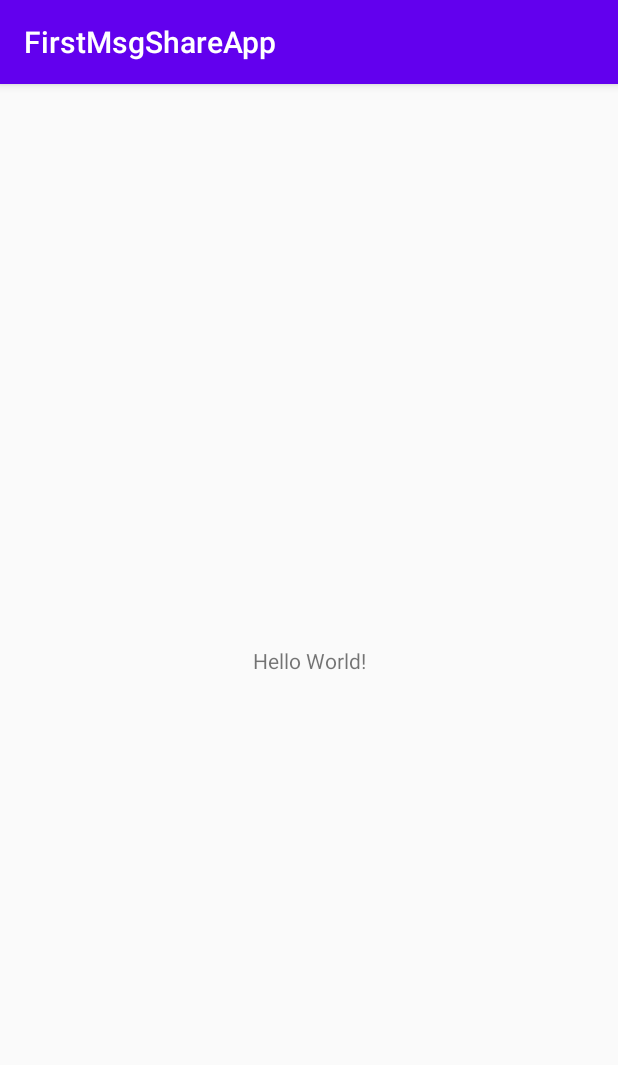
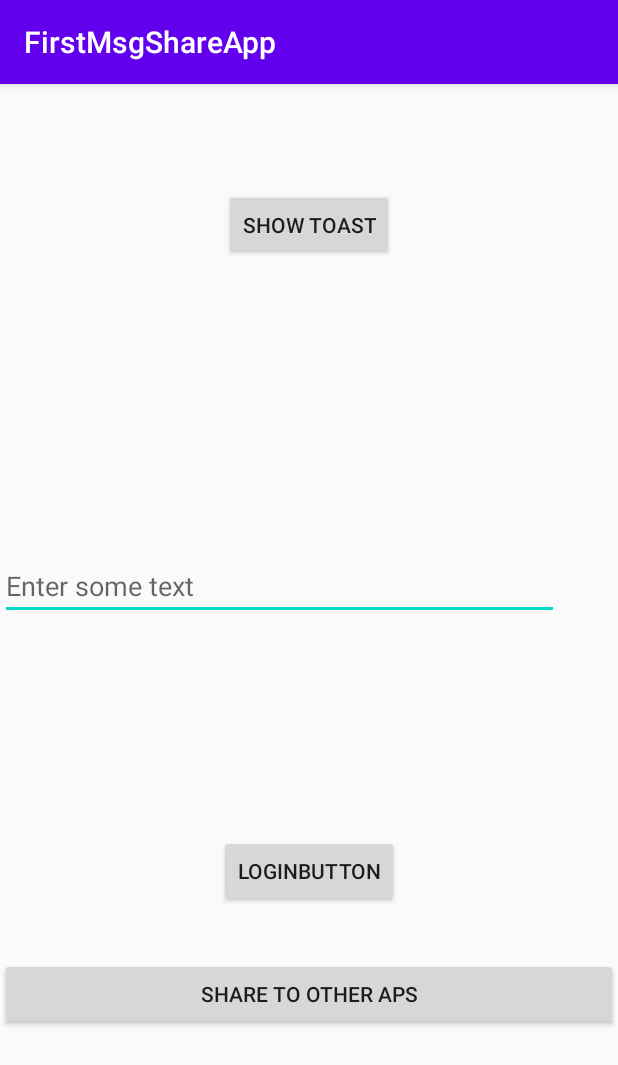
Before and after one commit to vkyscen/MessageShareApp-Kotlin, an Android app: the screen it shows after launch (MainActivity), on a phone screen of 412 x 824 dp. Shown: the top 1065 px of the screen. Run offline under Robolectric (Android 15) with nearby library versions, the phone set to English and light mode, and no system bars.

```diff
--- a/app/src/main/AndroidManifest.xml
+++ b/app/src/main/AndroidManifest.xml
@@ -16,6 +16,7 @@
                 <category android:name="android.intent.category.LAUNCHER" />
             </intent-filter>
         </activity>
+        <activity android:name=".com.example.firstmsgshareapp.SecondActivity"/>
     </application>
 
 </manifest>
--- a/app/src/main/res/layout/activity_main.xml
+++ b/app/src/main/res/layout/activity_main.xml
@@ -1,18 +1,51 @@
 <?xml version="1.0" encoding="utf-8"?>
-<androidx.constraintlayout.widget.ConstraintLayout xmlns:android="http://schemas.android.com/apk/res/android"
+<RelativeLayout
+    xmlns:android="http://schemas.android.com/apk/res/android"
     xmlns:app="http://schemas.android.com/apk/res-auto"
     xmlns:tools="http://schemas.android.com/tools"
     android:layout_width="match_parent"
     android:layout_height="match_parent"
     tools:context=".MainActivity">
 
-    <TextView
+
+    <Button
+        android:id="@+id/Toastbutton"
         android:layout_width="wrap_content"
         android:layout_height="wrap_content"
-        android:text="Hello World!"
-        app:layout_constraintBottom_toBottomOf="parent"
-        app:layout_constraintLeft_toLeftOf="parent"
-        app:layout_constraintRight_toRightOf="parent"
-        app:layout_constraintTop_toTopOf="parent" />
+        android:layout_centerHorizontal="true"
+        android:layout_marginTop="70dp"
+        android:text="Show Toast" />
 
-</androidx.constraintlayout.widget.ConstraintLayout>
+    <EditText
+        android:id="@+id/editText"
+        android:layout_width="match_parent"
+        android:layout_height="wrap_content"
+        android:layout_alignParentTop="true"
+        android:layout_alignParentEnd="true"
+        android:layout_centerHorizontal="true"
+        android:layout_marginTop="312dp"
+        android:layout_marginEnd="39dp"
+        android:ems="10"
+        android:inputType="textPersonName"
+
+        android:hint="Enter some text"/>
+
+    <Button
+        android:id="@+id/LoginButton"
+        android:layout_width="wrap_content"
+        android:layout_height="wrap_content"
+        android:layout_alignParentBottom="true"
+        android:layout_centerHorizontal="true"
+        android:layout_marginBottom="219dp"
+        android:text="LoginButton" />
+
+    <Button
+        android:id="@+id/ShareButton"
+        android:layout_width="match_parent"
+        android:layout_height="wrap_content"
+        android:layout_alignParentBottom="true"
+        android:layout_centerHorizontal="true"
+        android:layout_marginBottom="137dp"
+        android:text="Share to other Aps" />
+
+</RelativeLayout>
```
Also changed, not shown: app/src/main/java/com/example/firstmsgshareapp/MainActivity.kt (+29 -0 lines), app/src/main/java/com/example/firstmsgshareapp/SecondActivity.kt (added, +24 -0 lines), app/src/main/res/layout/activity_second.xml (added, +18 -0 lines).
